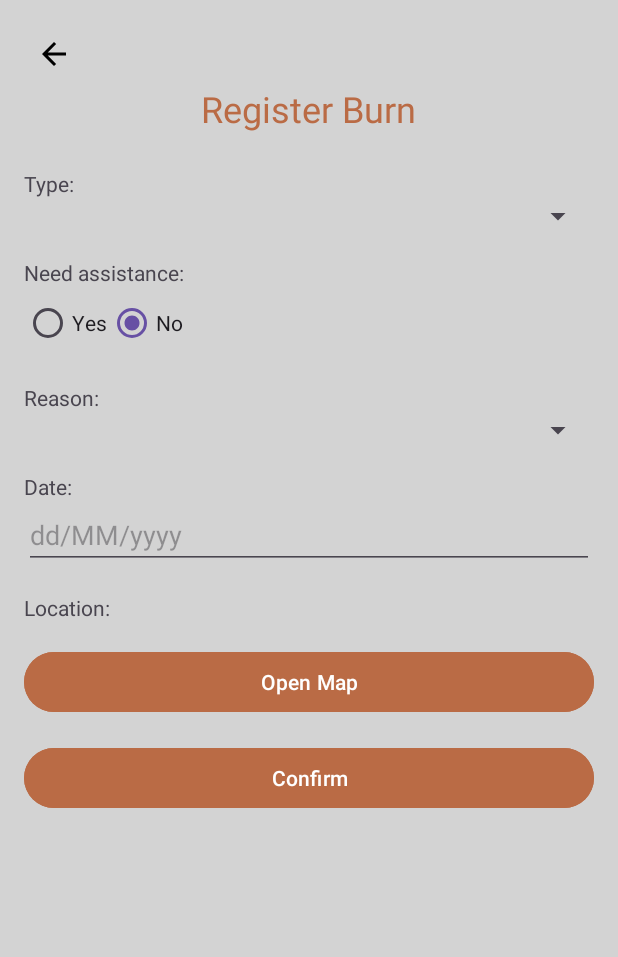
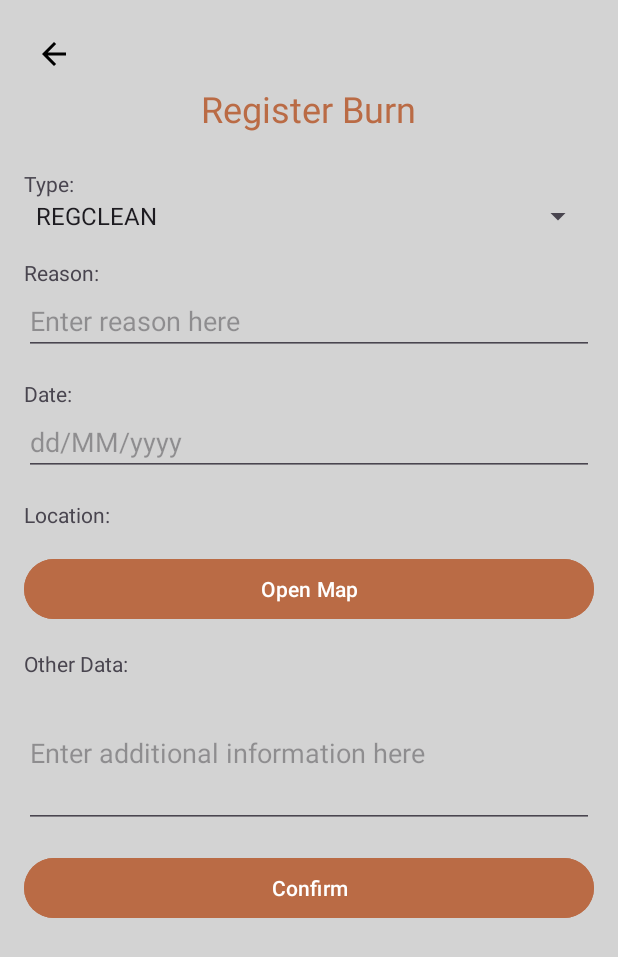
Before and after one commit to AAVANDRE10/ChamaSeguraAPP, an Android app: the fragment_new_burn screen opened through its navigation route, on a phone screen of 412 x 824 dp. Shown: the top 957 px of the screen. Run offline under Robolectric (Android 15) with nearby library versions, the phone set to English and light mode, and no system bars; our stand-ins replace navigation-ui; pictures from the network do not load.

Commit message:
fragment_new_burn done

```diff
--- a/app/src/main/java/com/example/chamasegura/fragments/fragment_new_burn.kt
+++ b/app/src/main/java/com/example/chamasegura/fragments/fragment_new_burn.kt
@@ -1,15 +1,40 @@
 package com.example.chamasegura.fragments
 
+import android.app.Activity
+import android.app.DatePickerDialog
+import android.content.Intent
 import android.os.Bundle
 import androidx.fragment.app.Fragment
 import android.view.LayoutInflater
 import android.view.View
 import android.view.ViewGroup
+import android.widget.ArrayAdapter
+import android.widget.Button
+import android.widget.EditText
 import android.widget.ImageButton
+import android.widget.Spinner
+import android.widget.TextView
+import android.widget.Toast
+import androidx.lifecycle.ViewModelProvider
 import androidx.navigation.fragment.findNavController
+import com.example.chamasegura.MapsActivity
 import com.example.chamasegura.R
+import com.example.chamasegura.data.entities.Burn
+import com.example.chamasegura.data.entities.BurnType
+import com.example.chamasegura.data.vm.BurnViewModel
+import com.example.chamasegura.utils.AuthManager
+import com.example.chamasegura.utils.JwtUtils
+import java.text.SimpleDateFormat
+import java.util.Calendar
+import java.util.Locale
 
 class fragment_new_burn : Fragment() {
+
+    private lateinit var burnViewModel: BurnViewModel
+    private lateinit var selectedLocationText: TextView
+    private var latitude: Float = 0f
+    private var longitude: Float = 0f
+    private val MAP_REQUEST_CODE = 1001
 
     override fun onCreateView(
         inflater: LayoutInflater, container: ViewGroup?,
@@ -22,9 +47,124 @@ class fragment_new_burn : Fragment() {
     override fun onViewCreated(view: View, savedInstanceState: Bundle?) {
         super.onViewCreated(view, savedInstanceState)
 
+
+        burnViewModel = ViewModelProvider(this).get(BurnViewModel::class.java)
+
         val buttonBack = view.findViewById<ImageButton>(R.id.buttonBack)
         buttonBack.setOnClickListener {
             findNavController().navigateUp()
         }
+
+        val editTextDate = view.findViewById<EditText>(R.id.editTextDate)
+        editTextDate.setOnClickListener {
+            showDatePickerDialog(editTextDate)
+        }
+
+        val spinnerType = view.findViewById<Spinner>(R.id.spinnerType)
+        ArrayAdapter.createFromResource(
+            requireContext(),
+            R.array.burn_types,
+            android.R.layout.simple_spinner_item
+        ).also { adapter ->
+            adapter.setDropDownViewResource(android.R.layout.simple_spinner_dropdown_item)
+            spinnerType.adapter = adapter
+        }
+
+        val editTextReason = view.findViewById<EditText>(R.id.editTextReason)
+        val editTextOtherData = view.findViewById<EditText>(R.id.editTextOtherData)
+        selectedLocationText = view.findViewById(R.id.selectedLocation)
+
+        val buttonOpenMap = view.findViewById<Button>(R.id.buttonOpenMap)
+        buttonOpenMap.setOnClickListener {
+            openMap()
+        }
+
+        val buttonConfirm = view.findViewById<Button>(R.id.buttonConfirm)
+        buttonConfirm.setOnClickListener {
+            createBurn(editTextDate, spinnerType, editTextReason, editTextOtherData)
+        }
+
+        // Observar o resultado da criação do Burn
+        burnViewModel.createBurnResult.observe(viewLifecycleOwner) { result ->
+            val (success, message) = result
+            if (success) {
+                Toast.makeText(requireContext(), "Burn criado com sucesso!", Toast.LENGTH_SHORT).show()
+                findNavController().navigateUp()
+            } else {
+                Toast.makeText(requireContext(), "Erro ao criar burn: $message", Toast.LENGTH_SHORT).show()
+            }
+        }
+    }
+
+    private fun showDatePickerDialog(editText: EditText) {
+        val calendar = Calendar.getInstance()
+        val datePickerDialog = DatePickerDialog(
+            requireContext(),
+            { _, year, monthOfYear, dayOfMonth ->
+                val selectedDate = Calendar.getInstance()
+                selectedDate.set(year, monthOfYear, dayOfMonth)
+                val dateFormat = SimpleDateFormat("dd/MM/yyyy", Locale.getDefault())
+                editText.setText(dateFormat.format(selectedDate.time))
+            },
+            calendar.get(Calendar.YEAR),
+            calendar.get(Calendar.MONTH),
+            calendar.get(Calendar.DAY_OF_MONTH)
+        )
+        datePickerDialog.show()
+    }
+    private fun createBurn(
+        editTextDate: EditText,
+        spinnerType: Spinner,
+        editTextReason: EditText,
+        editTextOtherData: EditText
+    ) {
+        val dateString = editTextDate.text.toString()
+        val sdf = SimpleDateFormat("dd/MM/yyyy", Locale.getDefault())
+        val date = sdf.parse(dateString)
+
+        val type = when (spinnerType.selectedItem.toString()) {
+            "REGCLEAN" -> BurnType.REGCLEAN
+            "PARTICULAR" -> BurnType.PARTICULAR
+            else -> BurnType.REGCLEAN
+        }
+
+        val reason = editTextReason.text.toString()
+        val otherData = editTextOtherData.text.toString()
+
+        val authManager = AuthManager(requireContext())
+        val token = authManager.getToken()
+        val userId = token?.let { JwtUtils.getUserIdFromToken(it) }
+
+        if (userId != null && date != null) {
+            val burn = Burn(
+                id = 0,
+                date = date.toString(),
+                reason = reason,
+                latitude = latitude, // Placeholder - você deve coletar latitude real
+                longitude = longitude, // Placeholder - você deve coletar longitude real
+                otherData = otherData,
+                createdAt = "",
+                updatedAt = "",
+                userId = userId,
+                type = type
+            )
+            burnViewModel.createBurn(burn)
+        } else {
+            Toast.makeText(requireContext(), "Erro ao criar queima.", Toast.LENGTH_SHORT).show()
+        }
+    }
+    private fun openMap() {
+        val intent = Intent(requireContext(), MapsActivity::class.java)
+        startActivityForResult(intent, MAP_REQUEST_CODE)
+    }
+
+    override fun onActivityResult(requestCode: Int, resultCode: Int, data: Intent?) {
+        super.onActivityResult(requestCode, resultCode, data)
+        if (requestCode == MAP_REQUEST_CODE && resultCode == Activity.RESULT_OK && data != null) {
+            latitude = data.getFloatExtra("latitude", 0f)
+            longitude = data.getFloatExtra("longitude", 0f)
+            selectedLocationText.text = "Lat: $latitude, Lng: $longitude"
+            selectedLocationText.visibility = View.VISIBLE
+        }
     }
 }
--- a/app/src/main/res/layout/fragment_new_burn.xml
+++ b/app/src/main/res/layout/fragment_new_burn.xml
@@ -45,37 +45,14 @@
         <TextView
             android:layout_width="wrap_content"
             android:layout_height="wrap_content"
-            android:text="Need assistance:"
-            android:paddingTop="16dp"/>
-
-        <RadioGroup
-            android:layout_width="wrap_content"
-            android:layout_height="wrap_content"
-            android:orientation="horizontal">
-
-            <RadioButton
-                android:id="@+id/radioYes"
-                android:layout_width="wrap_content"
-                android:layout_height="wrap_content"
-                android:text="Yes"/>
-            <RadioButton
-                android:id="@+id/radioNo"
-                android:layout_width="wrap_content"
-                android:layout_height="wrap_content"
-                android:text="No"
-                android:checked="true"/>
-        </RadioGroup>
-
-        <TextView
-            android:layout_width="wrap_content"
-            android:layout_height="wrap_content"
             android:text="Reason:"
             android:paddingTop="16dp"/>
 
-        <Spinner
-            android:id="@+id/spinnerReason"
+        <EditText
+            android:id="@+id/editTextReason"
             android:layout_width="match_parent"
-            android:layout_height="wrap_content"/>
+            android:layout_height="wrap_content"
+            android:hint="Enter reason here"/>
 
         <TextView
             android:layout_width="wrap_content"
@@ -87,7 +64,9 @@
             android:id="@+id/editTextDate"
             android:layout_width="match_parent"
             android:layout_height="wrap_content"
-            android:hint="dd/MM/yyyy"/>
+            android:hint="dd/MM/yyyy"
+            android:focusable="false"
+            android:clickable="true"/>
 
         <TextView
             android:layout_width="wrap_content"
@@ -104,6 +83,27 @@
             android:layout_gravity="center_horizontal"
             android:layout_marginTop="16dp"/>
 
+        <TextView
+            android:id="@+id/selectedLocation"
+            android:layout_width="match_parent"
+            android:layout_height="wrap_content"
+            android:text="Selected location will appear here"
+            android:paddingTop="8dp"
+            android:textColor="@android:color/black"
+            android:visibility="gone"/>
+
+        <TextView
+            android:layout_width="wrap_content"
+            android:layout_height="wrap_content"
+            android:text="Other Data:"
+            android:paddingTop="16dp"/>
+
+        <EditText
+            android:id="@+id/editTextOtherData"
+            android:layout_width="match_parent"
+            android:layout_height="100dp"
+            android:hint="Enter additional information here"/>
+
         <Button
             android:id="@+id/buttonConfirm"
             android:layout_width="match_parent"
--- a/app/src/main/res/values/strings.xml
+++ b/app/src/main/res/values/strings.xml
@@ -14,4 +14,9 @@
     <string name="error_update_profile">Error updating profile.</string>
     <string name="profile_updated_success">Profile updated successfully.</string>
     <string name="error_user_id_extraction">Error recognizing the user. Log in again.</string>
+    <string-array name="burn_types">
+        <item>REGCLEAN</item>
+        <item>PARTICULAR</item>
+    </string-array>
+    <string name="title_activity_maps">MapsActivity</string>
 </resources>
```
Also changed, not shown: app/src/main/java/com/example/chamasegura/data/repository/BurnRepository.kt (+7 -3 lines), app/src/main/java/com/example/chamasegura/data/vm/BurnViewModel.kt (+11 -2 lines), 1 other file.
